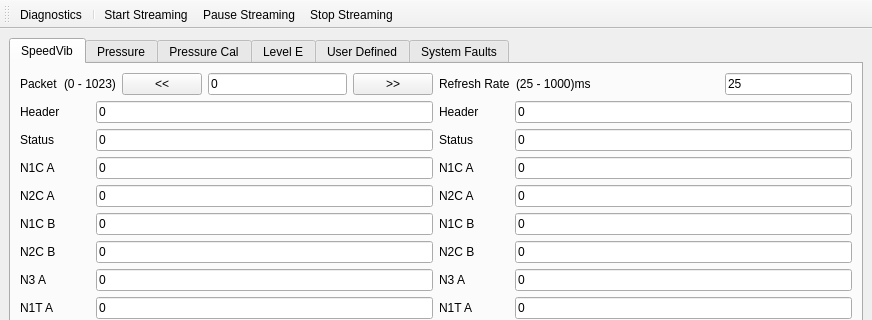
Old version of the form etherlink/gui/etherlink.ui in the repository bdankwa/etherlink; both pictures show x 0 to 872 and y 0 to 320 of the 872 by 762 pixel window.
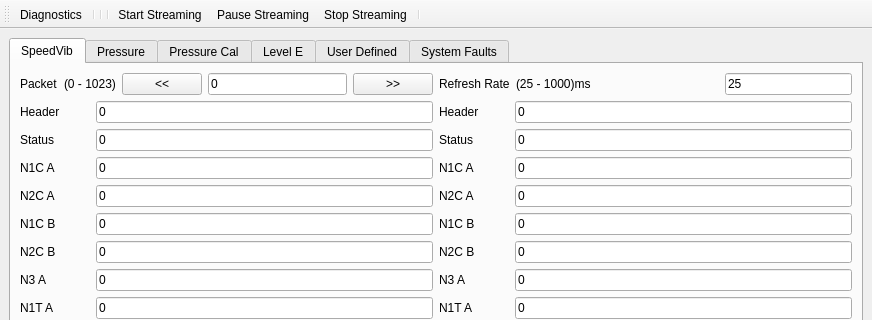
New version of the form.

```diff
--- a/etherlink/gui/etherlink.ui
+++ b/etherlink/gui/etherlink.ui
@@ -5450,9 +5450,12 @@
    </attribute>
    <addaction name="actionDiagnostics"/>
    <addaction name="separator"/>
+   <addaction name="separator"/>
+   <addaction name="separator"/>
    <addaction name="actionStart"/>
    <addaction name="actionPause"/>
    <addaction name="actionStop"/>
+   <addaction name="separator"/>
   </widget>
   <action name="actionDiagnostics">
    <property name="text">
```
